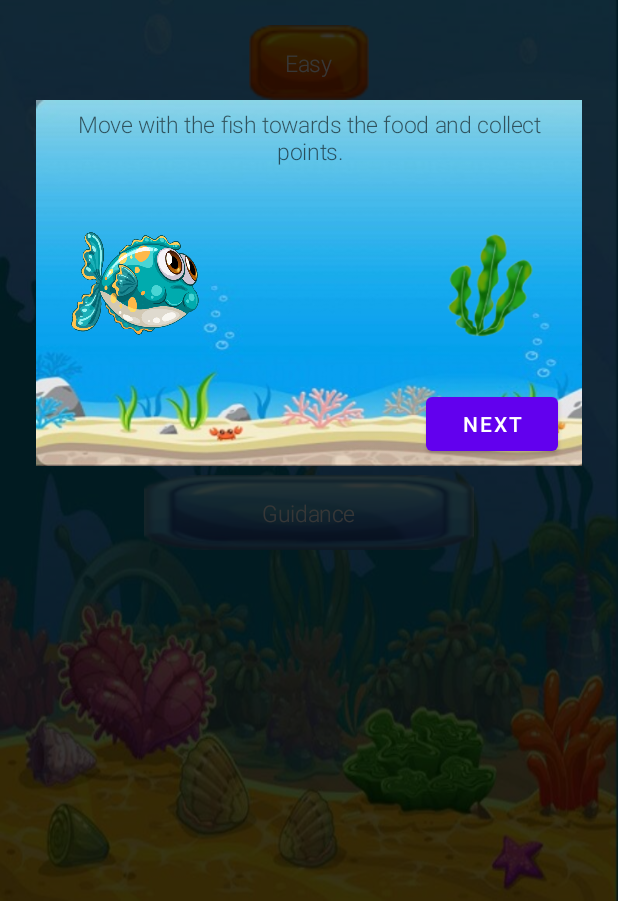
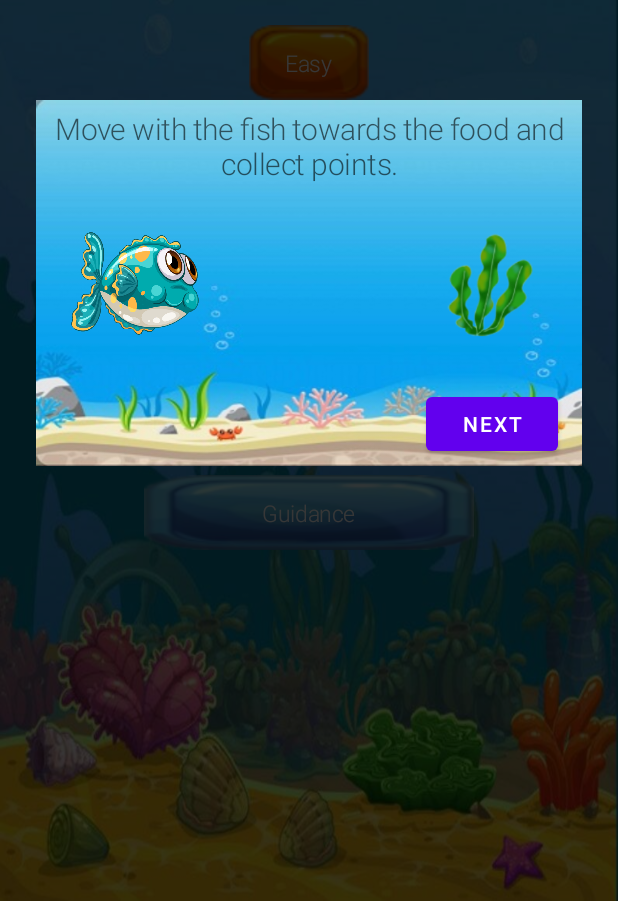
Before and after one commit to yaniv208/UnderTheSea, an Android app: the fragment FirstGuidanceFragment placed in its activity, after a tap on "NEXT", on a phone screen of 412 x 824 dp, the part 335-1236 px from its top. Run offline under Robolectric (Android 15) with nearby library versions, the phone set to English and light mode, and no system bars.

Commit message:
Guidance improvement

```diff
--- a/app/build.gradle
+++ b/app/build.gradle
@@ -39,6 +39,6 @@ dependencies {
     androidTestImplementation 'androidx.test.ext:junit:1.1.3'
     androidTestImplementation 'androidx.test.espresso:espresso-core:3.4.0'
 
-    //metirial design
+    // Material design
     implementation 'com.makeramen:roundedimageview:2.3.0'
 }
--- a/app/src/main/java/com/hit/underthesea/PlayMenu.java
+++ b/app/src/main/java/com/hit/underthesea/PlayMenu.java
@@ -13,6 +13,9 @@ import android.view.View;
 import android.view.WindowManager;
 import android.widget.ImageButton;
 import android.widget.RelativeLayout;
+
+import androidx.fragment.app.Fragment;
+
 import com.hit.underthesea.fragments.FirstGuidanceFragment;
 import com.hit.underthesea.fragments.SettingsFragment;
 import com.hit.underthesea.score.ScoreTable;
--- a/app/src/main/java/com/hit/underthesea/fragments/FirstGuidanceFragment.java
+++ b/app/src/main/java/com/hit/underthesea/fragments/FirstGuidanceFragment.java
@@ -7,13 +7,10 @@ import android.view.ViewGroup;
 import android.view.animation.Animation;
 import android.view.animation.AnimationUtils;
 import android.widget.ImageView;
-
 import androidx.fragment.app.Fragment;
 import androidx.transition.TransitionInflater;
-
 import com.google.android.material.button.MaterialButton;
 import com.hit.underthesea.R;
-
 import java.util.Objects;
 
 public class FirstGuidanceFragment extends Fragment implements View.OnClickListener{
@@ -41,7 +38,7 @@ public class FirstGuidanceFragment extends Fragment implements View.OnClickListe
        nextBtn.setOnClickListener(new View.OnClickListener() {
            @Override
            public void onClick(View v) {
-               Objects.requireNonNull(getActivity()).getSupportFragmentManager().popBackStack();
+               requireActivity().getSupportFragmentManager().popBackStack();
                getActivity().getSupportFragmentManager().beginTransaction().add(R.id.fragment_containerplay, new SecondGuidanceFragment(), null).addToBackStack("Second Guidance").commit();
            }
         });
--- a/app/src/main/java/com/hit/underthesea/fragments/InfoFragment.java
+++ b/app/src/main/java/com/hit/underthesea/fragments/InfoFragment.java
@@ -47,7 +47,7 @@ public class InfoFragment extends Fragment {
         exitInfo.setOnClickListener(new View.OnClickListener() {
             @Override
             public void onClick(View view) {
-                Objects.requireNonNull(getActivity()).getSupportFragmentManager().popBackStack();
+                requireActivity().getSupportFragmentManager().popBackStack();
             }
         });
 
--- a/app/src/main/java/com/hit/underthesea/fragments/SecondGuidanceFragment.java
+++ b/app/src/main/java/com/hit/underthesea/fragments/SecondGuidanceFragment.java
@@ -7,10 +7,8 @@ import android.view.ViewGroup;
 import android.view.animation.Animation;
 import android.view.animation.AnimationUtils;
 import android.widget.ImageView;
-
 import androidx.fragment.app.Fragment;
 import androidx.transition.TransitionInflater;
-
 import com.google.android.material.button.MaterialButton;
 import com.hit.underthesea.R;
 
@@ -43,7 +41,7 @@ public class SecondGuidanceFragment extends Fragment implements View.OnClickList
         nextBtn.setOnClickListener(new View.OnClickListener() {
             @Override
             public void onClick(View v) {
-                Objects.requireNonNull(getActivity()).getSupportFragmentManager().popBackStack();
+                requireActivity().getSupportFragmentManager().popBackStack();
                 getActivity().getSupportFragmentManager().beginTransaction().add(R.id.fragment_containerplay, new ThirdGuidanceFragment(), null).addToBackStack("Second Guidance").commit();
             }
         });
--- a/app/src/main/java/com/hit/underthesea/fragments/SettingsFragment.java
+++ b/app/src/main/java/com/hit/underthesea/fragments/SettingsFragment.java
@@ -41,7 +41,7 @@ public class SettingsFragment extends Fragment implements View.OnClickListener {
         SwitchMaterial music = view.findViewById(R.id.switch_music_btn);
 
         // Saving "off" state of switch
-        AudioManager manager = (AudioManager) Objects.requireNonNull(getActivity()).getSystemService(Context.AUDIO_SERVICE);
+        AudioManager manager = (AudioManager) requireActivity().getSystemService(Context.AUDIO_SERVICE);
         if(!manager.isMusicActive())
             music.setChecked(false);
 
@@ -61,7 +61,7 @@ public class SettingsFragment extends Fragment implements View.OnClickListener {
             @Override
             public void onClick(View view) {
                 // When X pressed, we exit from fragment into the main screen
-                Objects.requireNonNull(getActivity()).getSupportFragmentManager().popBackStack();
+                requireActivity().getSupportFragmentManager().popBackStack();
             }
         });
         // After the inflation, we return the view to show it as the fragment screen
--- a/app/src/main/java/com/hit/underthesea/fragments/ThirdGuidanceFragment.java
+++ b/app/src/main/java/com/hit/underthesea/fragments/ThirdGuidanceFragment.java
@@ -43,7 +43,7 @@ public class ThirdGuidanceFragment extends Fragment implements View.OnClickListe
         nextBtn.setOnClickListener(new View.OnClickListener() {
             @Override
             public void onClick(View v) {
-                Objects.requireNonNull(getActivity()).getSupportFragmentManager().popBackStack();
+                requireActivity().getSupportFragmentManager().popBackStack();
             }
         });
         return view;
--- a/app/src/main/res/layout/guidance_second.xml
+++ b/app/src/main/res/layout/guidance_second.xml
@@ -24,15 +24,15 @@
             android:layout_width="0dp"
             android:layout_height="wrap_content"
             android:layout_alignParentStart="true"
-            android:layout_marginBottom="8dp"
             android:gravity="center"
             android:padding="5dp"
             android:text="@string/guide_second"
             android:textAppearance="@style/TextAppearance.MaterialComponents.Headline1"
-            android:textSize="15sp"
+            android:textSize="20sp"
             app:layout_constraintEnd_toEndOf="parent"
-            app:layout_constraintHorizontal_bias="0.0"
-            app:layout_constraintStart_toStartOf="parent">
+            app:layout_constraintHorizontal_bias="1.0"
+            app:layout_constraintStart_toStartOf="parent"
+            tools:layout_editor_absoluteY="17dp">
 
         </TextView>
 
--- a/app/src/main/res/layout/guidance_third.xml
+++ b/app/src/main/res/layout/guidance_third.xml
@@ -24,15 +24,15 @@
             android:layout_width="0dp"
             android:layout_height="wrap_content"
             android:layout_alignParentStart="true"
-            android:layout_marginBottom="8dp"
             android:gravity="center"
             android:padding="5dp"
             android:text="@string/guide_third"
             android:textAppearance="@style/TextAppearance.MaterialComponents.Headline1"
-            android:textSize="15sp"
+            android:textSize="20sp"
             app:layout_constraintEnd_toEndOf="parent"
             app:layout_constraintHorizontal_bias="0.0"
-            app:layout_constraintStart_toStartOf="parent">
+            app:layout_constraintStart_toStartOf="parent"
+            tools:layout_editor_absoluteY="16dp">
 
         </TextView>
 
```
Also changed, not shown: app/src/main/res/layout/guidance_first.xml (+3 -5 lines).
